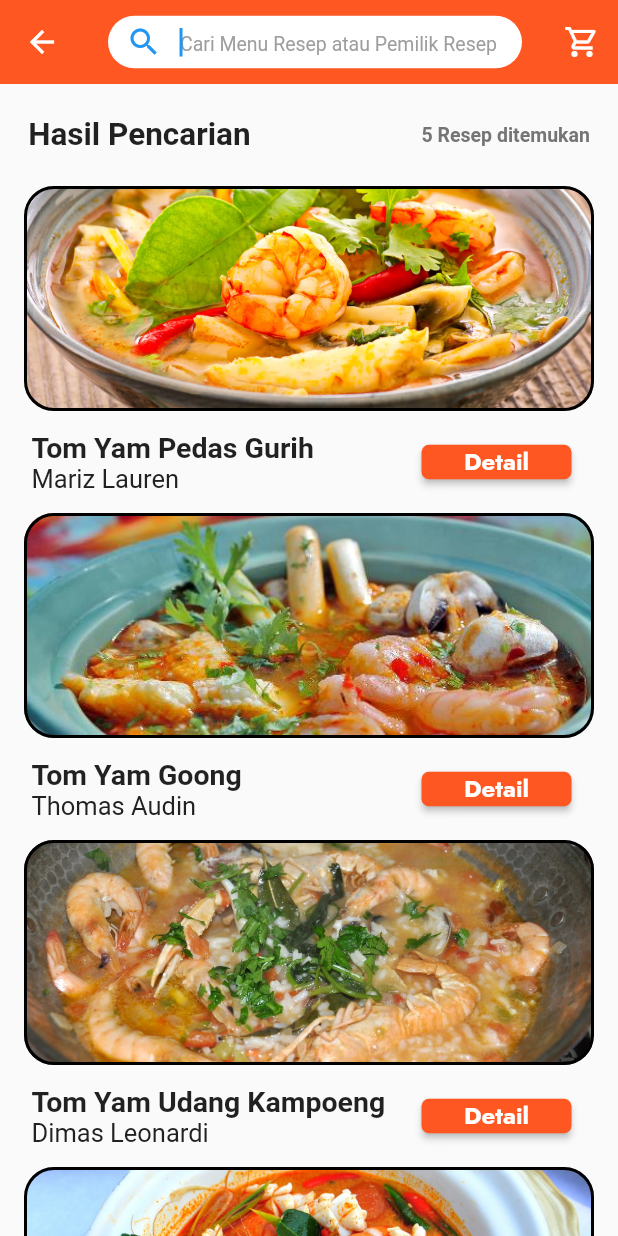
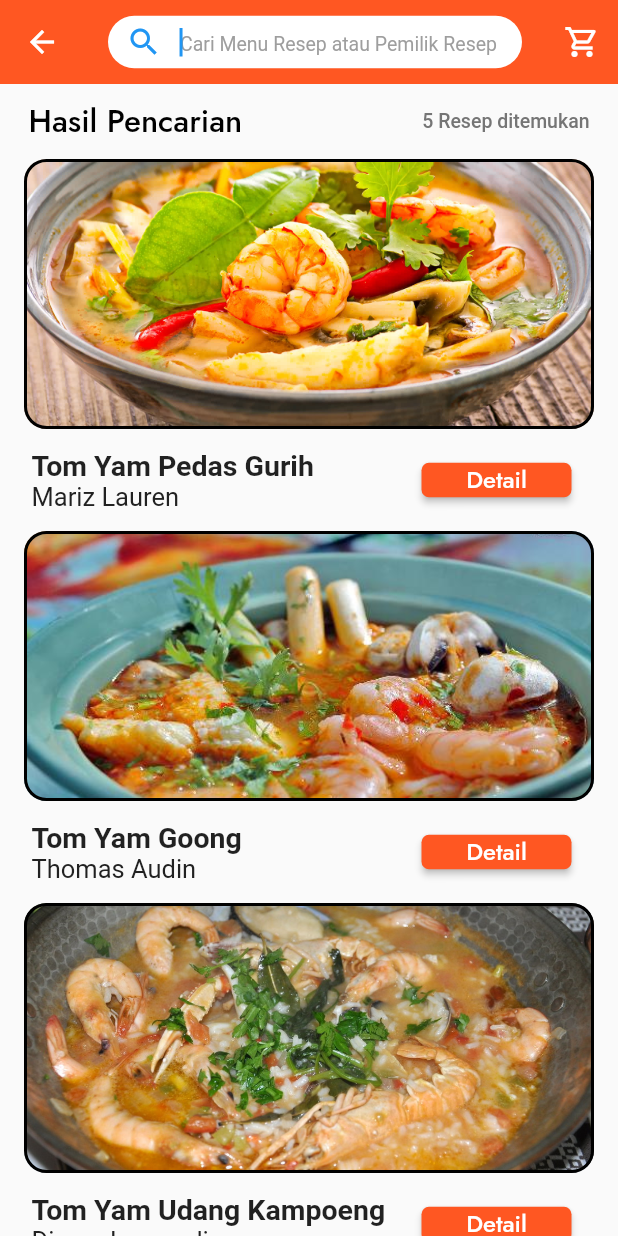
Before and after one commit to klvndrgn/Sicipe, a Flutter app: the SearchScreen screen opened directly, on a phone screen of 412 x 824 dp. Run offline on Flutter 3.47's test engine with Material 2 defaults, Android fonts, the light colour scheme and no system bars; our stand-ins replace carousel_slider, google_fonts.

Commit message:
Code Enhancement

```diff
--- a/lib/home_page.dart
+++ b/lib/home_page.dart
@@ -58,10 +58,8 @@ class _HomeScreenState extends State<HomeScreen> {
                     fontSize: 13,
                   )),
               onTap: () {
-                  Navigator.pushReplacement(
-                  context,
-                  MaterialPageRoute(
-                  builder: (context) => SearchScreen()));
+                Navigator.pushReplacement(context,
+                    MaterialPageRoute(builder: (context) => SearchScreen()));
               },
             ),
           ),
--- a/lib/model/search_model.dart
+++ b/lib/model/search_model.dart
@@ -1,43 +1,33 @@
-
-
-import 'package:flutter/cupertino.dart';
-
-class Search{
+class Search {
   final String search_title;
   final String search_url;
   final String release_by;
 
-  const Search({
-    required this.search_title,
+  const Search(
+      {required this.search_title,
       required this.search_url,
-    required this.release_by
-  });
+      required this.release_by});
 }
 
 const allSearch = [
   Search(
       search_title: 'Tom Yam Pedas Gurih',
       search_url: 'assets/tom-yam1.jpg',
-     release_by: 'Mariz Lauren'
-  ),
+      release_by: 'Mariz Lauren'),
   Search(
       search_title: 'Tom Yam Goong',
       search_url: 'assets/tom-yam2.jpg',
-     release_by: 'Thomas Audin'
-  ),
+      release_by: 'Thomas Audin'),
   Search(
       search_title: 'Tom Yam Udang Kampoeng',
       search_url: 'assets/tom-yam3.jpg',
-     release_by: 'Dimas Leonardi'
-  ),
+      release_by: 'Dimas Leonardi'),
   Search(
       search_title: 'Tom Yam Udang Seafood',
       search_url: 'assets/tom-yam4.jpg',
-     release_by: 'Faiz Iwan'
-  ),
+      release_by: 'Faiz Iwan'),
   Search(
       search_title: 'Tom Yam Udang Gai',
       search_url: 'assets/tom-yam5.jpg',
-     release_by: 'Naufal Zaifal'
-  ),
+      release_by: 'Naufal Zaifal'),
 ];
--- a/lib/search.dart
+++ b/lib/search.dart
@@ -1,43 +1,21 @@
 import 'package:flutter/material.dart';
-import 'package:carousel_slider/carousel_slider.dart';
 import 'package:google_fonts/google_fonts.dart';
 import 'package:sicipe/model/search_model.dart';
-import 'package:sicipe/register_page.dart';
 import 'package:sicipe/home_page.dart';
 
 class SearchScreen extends StatefulWidget {
   const SearchScreen({super.key});
 
-  void updateList(String value){
-
-  }
+  void updateList(String value) {}
 
   @override
   State<SearchScreen> createState() => _SearchScreenState();
 }
 
 class _SearchScreenState extends State<SearchScreen> {
-  int _currentIndex = 0;
-  int _current = 0;
-
-  void _onItemTapped(int index) {
-    setState(() {
-      _currentIndex = index;
-    });
-  }
-
-  // final List<String> imgList = [
-  //   'https://asianfoodnetwork.com/content/dam/afn/global/en/recipes/ayam-penyet/AFN_ayam_penyet_main_image.jpg.transform/recipestep-img/img.jpg',
-  //   'https://asset.kompas.com/crops/yjf8riNAL8ig7m0uQa-vohWvLNI=/0x5:7360x4912/750x500/data/photo/2021/12/02/61a88dd7b8e1d.jpg',
-  //   'https://www.kitchensanctuary.com/wp-content/uploads/2020/07/Nasi-Goreng-square-FS-57.jpg',
-  //   'https://asset.kompas.com/crops/ngoU4gEYBvC42FH0QV-5--6SAgk=/3x0:700x465/780x390/data/photo/2021/01/06/5ff59a5dafb31.jpg',
-  //   'https://asset.kompas.com/crops/5u2ge0cWoJj0HOct3B1imjsjbLA=/0x244:800x777/780x390/data/photo/2021/05/23/60a9b166c6503.jpeg'
-  // ];
-
   TextEditingController? _textEditingController = TextEditingController();
   FocusNode searchNode = FocusNode();
   List<Search> searchs = allSearch;
-  final CarouselController _controller = CarouselController();
 
   @override
   Widget build(BuildContext context) {
@@ -51,9 +29,7 @@ class _SearchScreenState extends State<SearchScreen> {
           icon: new Icon(Icons.arrow_back, color: Colors.white),
           onPressed: () {
             Navigator.pushReplacement(
-       context,
-       MaterialPageRoute(
-       builder: (context) => HomeScreen()));
+                context, MaterialPageRoute(builder: (context) => HomeScreen()));
           },
         ),
         title: Container(
@@ -81,12 +57,6 @@ class _SearchScreenState extends State<SearchScreen> {
                         color: Colors.grey,
                         fontSize: 13,
                       )),
-              //    onTap: () {
-              //     Navigator.pushReplacement(
-              //     context,
-              //     MaterialPageRoute(
-              //     builder: (context) => SearchScreen()));
-              // },
                 ),
               ),
             ],
@@ -99,109 +69,76 @@ class _SearchScreenState extends State<SearchScreen> {
           ),
         ],
       ),
-      body: Column(
-        children: <Widget>[
+      body: Column(children: <Widget>[
         SizedBox(height: 10),
         Row(
           mainAxisAlignment: MainAxisAlignment.center,
           children: [
             Text(
               'Hasil Pencarian',
-                      style:
-                          TextStyle(fontWeight: FontWeight.bold, fontSize: 21),
+              style: GoogleFonts.jost(
+                  color: Colors.black,
+                  fontSize: 21,
+                  fontWeight: FontWeight.w500),
             ),
-                    SizedBox(width: 35),
-                    TextButton(
-                      onPressed: () {
-                        Navigator.pushReplacement(
-                            context,
-                            MaterialPageRoute(
-                                builder: (context) => RegisterPage()));
-                      },
-                      child: (Text(
-                        '',
-                        style: TextStyle(
-                            color: Colors.deepOrange,
-                            fontWeight: FontWeight.bold,
-                            fontSize: 11),
-                      )),
-                    ),
-                    SizedBox(width: 15),
+            SizedBox(width: 120),
             Text(
               '5 Resep ditemukan',
-                      style:
-                          TextStyle( color: Colors.grey[600],fontWeight: FontWeight.bold, fontSize: 13),
+              style: TextStyle(
+                  color: Colors.grey[600],
+                  fontWeight: FontWeight.w500,
+                  fontSize: 13),
             ),
           ],
         ),
         Expanded(
           child: ListView.builder(
             itemCount: searchs.length,
-                itemBuilder: (context, index){
+            itemBuilder: (context, index) {
               final search = searchs[index];
-                  return
-                   Column(
+              return Column(
                 children: [
-
                   SizedBox(height: 10),
                   Container(
-
                     padding: EdgeInsets.only(left: 20, right: 20, top: 30),
                     width: 380,
-                            height: 150,
+                    height: 180,
                     decoration: BoxDecoration(
                         // color: Colors.orange[50],
 
-                             border: Border.all(color: Colors.black, width: 2 ),
-                            borderRadius: BorderRadius.circular(20.0),
-                              image: DecorationImage(image: AssetImage(search.search_url),
-                      fit: BoxFit.cover)
-                        ),
+                        border: Border.all(color: Colors.black, width: 2),
+                        borderRadius: BorderRadius.circular(15.0),
+                        image: DecorationImage(
+                            image: AssetImage(search.search_url),
+                            fit: BoxFit.cover)),
                   ),
                   SizedBox(height: 10),
                   Row(
                     mainAxisAlignment: MainAxisAlignment.center,
                     children: [
                       Container(
-                      child: Column(children: [
+                          child: Column(
+                        children: [
                           Container(
                             width: 250.0,
                             alignment: Alignment.bottomLeft,
                             child: Text(
                               search.search_title,
-                      style:
-                          TextStyle(fontWeight: FontWeight.bold, fontSize: 19),
+                              style: TextStyle(
+                                  fontWeight: FontWeight.bold, fontSize: 19),
                             ),
                           ),
-                  Container(       width: 250.0,
+                          Container(
+                            width: 250.0,
                             alignment: Alignment.bottomLeft,
                             child: Text(
                               search.release_by,
-                          style:
-                          TextStyle(color: Colors.grey[900], fontSize: 17),
+                              style: TextStyle(
+                                  color: Colors.grey[900], fontSize: 17),
                             ),
                           )
-                      ],)
-
-                    ),
-
-                    // SizedBox(width: 15),
-                    // TextButton(
-                    //   onPressed: () {
-                    //     Navigator.pushReplacement(
-                    //         context,
-                    //         MaterialPageRoute(
-                    //             builder: (context) => RegisterPage()));
-                    //   },
-                    //   child: (Text(
-                    //     '',
-                    //     style: TextStyle(
-                    //         color: Colors.deepOrange,
-                    //         fontWeight: FontWeight.bold,
-                    //         fontSize: 11),
-                    //   )),
-                    // ),
-                    // SizedBox(width: 15),
+                        ],
+                      )),
                       Padding(
                         padding: const EdgeInsets.symmetric(horizontal: 10.0),
                         child: Container(
@@ -224,7 +161,7 @@ class _SearchScreenState extends State<SearchScreen> {
                               style: GoogleFonts.jost(
                                   color: Colors.white,
                                   fontSize: 16,
-                                      fontWeight: FontWeight.bold),
+                                  fontWeight: FontWeight.w500),
                             ),
                           ),
                         ),
@@ -236,8 +173,7 @@ class _SearchScreenState extends State<SearchScreen> {
             },
           ),
         ),
-        ]
-      ),
+      ]),
     );
   }
 }
--- a/pubspec.yaml
+++ b/pubspec.yaml
@@ -33,10 +33,6 @@ flutter:
   #   - images/a_dot_ham.jpeg
   assets:
     - assets/
-    - assets/tom-yam2.jpg
-    - assets/tom-yam3.jpg
-    - assets/tom-yam4.jpg
-    - assets/tom-yam5.jpg
     - assets/icons/
 
   # An image asset can refer to one or more resolution-specific "variants", see
```
Lines whose indentation alone changed are shown as unchanged.
